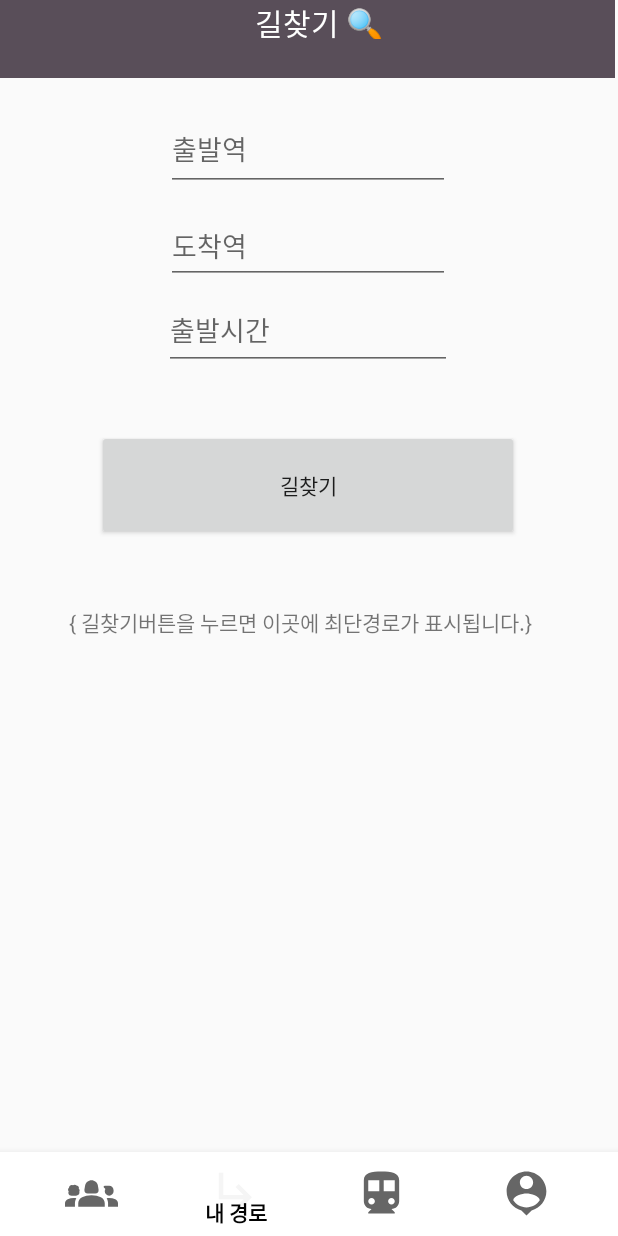
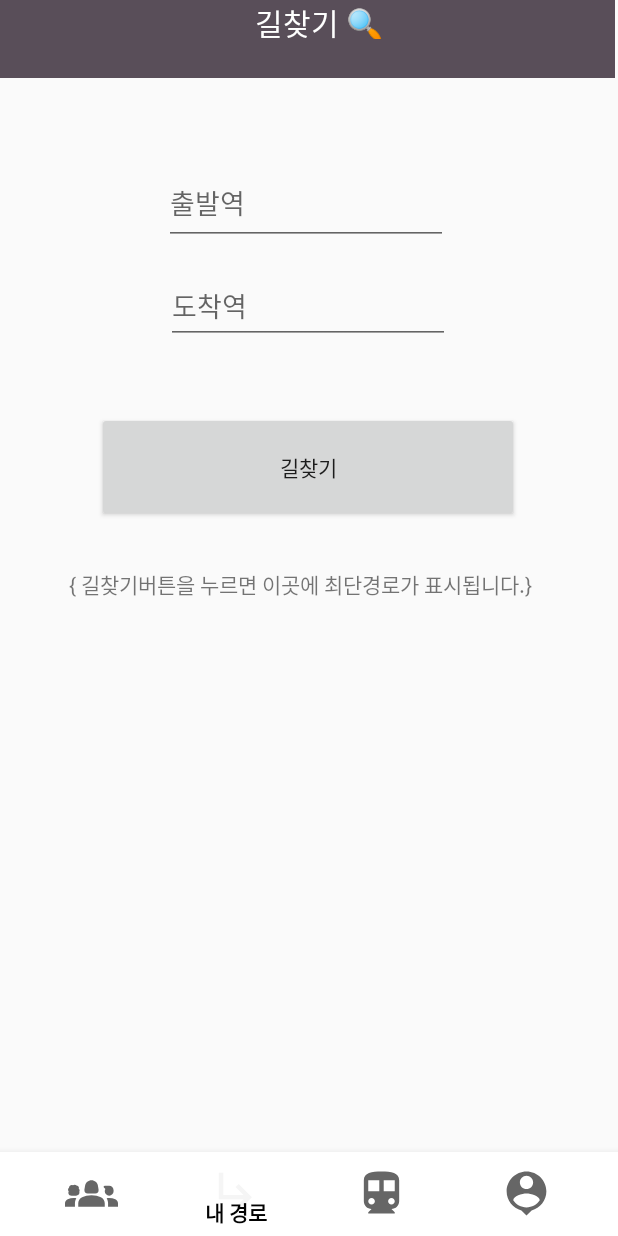
Before and after one commit to yenahand/RailMe, an Android app: the MyRootFragment screen opened through its navigation route, on a phone screen of 412 x 824 dp. Run offline under Robolectric (Android 15) with nearby library versions, the phone set to English and light mode, and no system bars; our stand-ins replace navigation-ui; 2 statements that could not run were skipped.

Commit message:
길찾기 부분 수정 완료했습니다.

```diff
--- a/app/src/main/res/layout/fragment_my_root.xml
+++ b/app/src/main/res/layout/fragment_my_root.xml
@@ -19,63 +19,51 @@
         app:layout_constraintTop_toTopOf="parent" />
 
     <EditText
-        android:id="@+id/et_StarringTime"
-        android:layout_width="192dp"
-        android:layout_height="53dp"
-        android:layout_marginTop="4dp"
-        android:hint="출발시간"
+        android:id="@+id/et_Destination"
+        android:layout_width="189dp"
+        android:layout_height="50dp"
+        android:layout_marginTop="16dp"
+        android:hint="도착역"
         app:layout_constraintEnd_toEndOf="parent"
-        app:layout_constraintHorizontal_bias="0.502"
         app:layout_constraintStart_toStartOf="parent"
-        app:layout_constraintTop_toBottomOf="@+id/et_Destination"
-        tools:ignore="MissingConstraints" />  -->
+        app:layout_constraintTop_toBottomOf="@+id/et_Departure"
+        tools:ignore="MissingConstraints" />
 
     <EditText
         android:id="@+id/et_Departure"
         android:layout_width="189dp"
         android:layout_height="55dp"
-        android:layout_marginTop="20dp"
+        android:layout_marginTop="56dp"
         android:hint="출발역"
         app:layout_constraintEnd_toEndOf="parent"
+        app:layout_constraintHorizontal_bias="0.495"
         app:layout_constraintStart_toStartOf="parent"
         app:layout_constraintTop_toBottomOf="@+id/view"
-        tools:ignore="MissingConstraints" />
-
-    <EditText
-        android:id="@+id/et_Destination"
-        android:layout_width="189dp"
-        android:layout_height="50dp"
-        android:layout_marginTop="12dp"
-        android:hint="도착역"
-        app:layout_constraintEnd_toEndOf="parent"
-        app:layout_constraintHorizontal_bias="0.502"
-        app:layout_constraintStart_toStartOf="parent"
-        app:layout_constraintTop_toBottomOf="@+id/et_Departure"
         tools:ignore="MissingConstraints" />
 
     <Button
         android:id="@+id/bt_FindRoot"
         android:layout_width="281dp"
         android:layout_height="73dp"
-        android:layout_marginTop="40dp"
         android:onClick="onSearchButtonClick"
         android:text="길찾기"
+        app:layout_constraintBottom_toBottomOf="parent"
         app:layout_constraintEnd_toEndOf="parent"
         app:layout_constraintStart_toStartOf="parent"
-        app:layout_constraintTop_toBottomOf="@+id/et_StarringTime"
+        app:layout_constraintTop_toTopOf="parent"
+        app:layout_constraintVertical_bias="0.417"
         tools:ignore="MissingConstraints" />
 
     <TextView
         android:id="@+id/tv_FindResult"
         android:layout_width="325dp"
         android:layout_height="305dp"
-        android:layout_marginTop="42dp"
         android:text=" { 길찾기버튼을 누르면 이곳에 최단경로가 표시됩니다.}"
         app:layout_constraintBottom_toBottomOf="parent"
         app:layout_constraintEnd_toEndOf="parent"
         app:layout_constraintStart_toStartOf="parent"
-        app:layout_constraintTop_toBottomOf="@+id/bt_FindRoot"
-        app:layout_constraintVertical_bias="0.078"
+        app:layout_constraintTop_toTopOf="parent"
+        app:layout_constraintVertical_bias="0.889"
         tools:ignore="MissingConstraints" />
 
     <TextView
```
Also changed, not shown: app/src/main/java/com/subway/railme/myroot/MyRootFragment.java (+27 -13 lines), app/src/main/java/com/subway/railme/myroot/MyRootResultActivity.java (+23 -11 lines), app/src/main/res/layout/activity_my_root_result.xml (+8 -6 lines).
